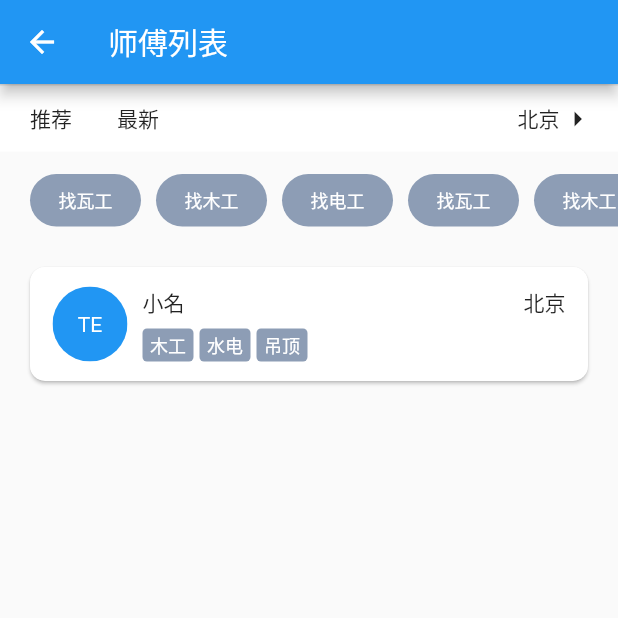
After one commit to susuyan/FindCraft, a Flutter app: the CraftListPage screen opened by its route, on a phone screen of 412 x 824 dp, the top half of it. The commit adds this screen. Run offline on Flutter 3.47's test engine with Material 2 defaults, Android fonts, the phone set to English and light mode, and no system bars; our stand-ins replace bloc, dio, equatable, fluro, flutter_screenutil; missing offline and left inert: dart:ffi; statements that could not run were skipped.

Commit message:
update page

```diff
--- /dev/null
+++ b/lib/pages/craft_list_page.dart
@@ -0,0 +1,69 @@
+import 'package:find_craft/common/common_style.dart';
+import 'package:find_craft/widgets/craft_cell.dart';
+import 'package:find_craft/widgets/filtration_header.dart';
+import 'package:flutter/material.dart';
+
+class CraftListPage extends StatefulWidget {
+  CraftListPage({Key key}) : super(key: key);
+
+  @override
+  _CraftListPageState createState() => _CraftListPageState();
+}
+
+class _CraftListPageState extends State<CraftListPage> {
+  @override
+  Widget build(BuildContext context) {
+    return Scaffold(
+      appBar: AppBar(
+        title: Text('师傅列表'),
+      ),
+      body: Column(
+        mainAxisAlignment: MainAxisAlignment.center,
+        children: <Widget>[
+          FiltrationHeader(),
+          CraftCategoryView(['找瓦工','找木工','找电工','找瓦工','找木工','找电工']),
+          Expanded(
+            child: ListView(
+              children: <Widget>[CraftCell()],
+            ),
+          )
+        ],
+      ),
+    );
+  }
+}
+
+class CraftCategoryView extends StatefulWidget {
+  const CraftCategoryView(this.categories, {Key key}) : super(key: key);
+  final List<String> categories;
+
+  @override
+  _CraftCategoryViewState createState() => _CraftCategoryViewState();
+}
+
+class _CraftCategoryViewState extends State<CraftCategoryView> {
+  @override
+  Widget build(BuildContext context) {
+    return Container(
+      height: 65,
+      padding: EdgeInsets.only(top: 15,bottom: 15,left: 10),
+      child: ListView(
+        scrollDirection: Axis.horizontal,
+        children: this.widget.categories.map<Widget>((item) {
+          return Container(
+            margin: EdgeInsets.only(left: 10),
+            constraints: BoxConstraints(minWidth: 74, minHeight: 35),
+            decoration: BoxDecoration(
+                color: Color(0xFF8D9DB5),
+                borderRadius: BorderRadius.circular(20)),
+            alignment: Alignment.center,
+            child: Text(
+              item,
+              style: CommonStyle.white12,
+            ),
+          );
+        }).toList(),
+      ),
+    );
+  }
+}
--- a/lib/pages/home_page.dart
+++ b/lib/pages/home_page.dart
@@ -3,7 +3,7 @@ import 'dart:ui';
 import 'package:find_craft/application.dart';
 import 'package:find_craft/common/common_style.dart';
 import 'package:find_craft/route/routes.dart';
-import 'package:find_craft/widgets/avatar.dart';
+import 'package:find_craft/widgets/craft_cell.dart';
 import 'package:flutter/material.dart';
 
 class HomePage extends StatefulWidget {
@@ -84,7 +84,10 @@ class _HomePageState extends State<HomePage> {
                 ),
                 OrderItem(),
                 MoreHeaderView(
-                  title: '师傅',
+                  title: '师傅列表',
+                  morePressed: (){
+                    Application.router.navigateTo(context, Routes.workerList);
+                  },
                 ),
                 CraftCell(),
               ],
@@ -188,64 +191,7 @@ class _OrderItemState extends State<OrderItem> {
   }
 }
 
-class CraftCell extends StatefulWidget {
-  @override
-  _CraftCellState createState() => _CraftCellState();
-}
 
-class _CraftCellState extends State<CraftCell> {
-  @override
-  Widget build(BuildContext context) {
-    return Container(
-      height: 100,
-      child: Card(
-        shape: RoundedRectangleBorder(
-          borderRadius: BorderRadius.circular(10),
-        ),
-        margin: EdgeInsets.only(top: 12, left: 20, right: 20, bottom: 12),
-        child: Padding(
-          padding: EdgeInsets.only(left: 15, right: 15, top: 13, bottom: 13),
-          child: Row(
-            mainAxisAlignment: MainAxisAlignment.start,
-            children: <Widget>[
-              FLAvatar(
-                height: 50,
-                width: 50,
-                radius: 25,
-                color: Colors.blue,
-                text: 'TE',
-                textStyle: TextStyle(color: Colors.white),
-              ),
-              SizedBox(
-                width: 10,
-              ),
-              Expanded(
-                child: Column(
-                  crossAxisAlignment: CrossAxisAlignment.start,
-                  children: <Widget>[
-                    Text('小名'),
-                    Expanded(
-                      child: Container(
-                        alignment: Alignment.bottomLeft,
-                        child: CraftTags(
-                          tags: ['木工', '水电', '吊顶'],
-                        ),
-                      ),
-                    )
-                  ],
-                ),
-              ),
-              Align(
-                alignment: Alignment.topRight,
-                child: Text('北京'),
-              )
-            ],
-          ),
-        ),
-      ),
-    );
-  }
-}
 
 class RecommendTags extends StatelessWidget {
   const RecommendTags({this.tags, Key key}) : super(key: key);
@@ -291,27 +237,3 @@ class RecommendTags extends StatelessWidget {
     );
   }
 }
-
-class CraftTags extends StatelessWidget {
-  const CraftTags({Key key, this.tags}) : super(key: key);
-
-  final List<String> tags;
-
-  @override
-  Widget build(BuildContext context) {
-    return Wrap(
-      spacing: 4,
-      children: tags.map<Widget>((tag) {
-        return Container(
-          padding: EdgeInsets.fromLTRB(5, 2, 5, 2),
-          decoration: BoxDecoration(
-              color: Color(0xFF8D9DB5), borderRadius: BorderRadius.circular(3)),
-          child: Text(
-            '$tag',
-            style: TextStyle(color: Colors.white, fontSize: 12),
-          ),
-        );
-      }).toList(),
-    );
-  }
-}
--- a/lib/pages/main_page.dart
+++ b/lib/pages/main_page.dart
@@ -55,15 +55,6 @@ class _MainPageState extends State<MainPage> {
   }
 }
 
-class RedeemConfirmationScreen extends StatelessWidget {
-  @override
-  Widget build(BuildContext context) {
-    return Scaffold(
-      backgroundColor: Colors.white.withOpacity(
-          0.85), // this is the main reason of transparency at next screen. I am ignoring rest implementation but what i have achieved is you can see.
-    );
-  }
-}
 
 class BlurImagePage extends StatefulWidget {
   @override
--- a/lib/route/route_handles.dart
+++ b/lib/route/route_handles.dart
@@ -2,6 +2,7 @@ import 'package:find_craft/pages/home_page.dart';
 import 'package:find_craft/pages/main_page.dart';
 import 'package:find_craft/pages/requirements_page.dart';
 import 'package:find_craft/pages/select_city_page.dart';
+import 'package:find_craft/pages/craft_list_page.dart';
 import 'package:find_craft/pages/worker_publish_page.dart';
 import 'package:fluro/fluro.dart';
 import 'package:flutter/material.dart';
@@ -30,3 +31,8 @@ var requirementsHandler =
     Handler(handlerFunc: (BuildContext, Map<String, List<String>> params) {
   return RequirementsPage();
 });
+
+var workerListHandler =
+    Handler(handlerFunc: (BuildContext, Map<String, List<String>> params) {
+  return CraftListPage();
+});
--- a/lib/route/routes.dart
+++ b/lib/route/routes.dart
@@ -11,6 +11,7 @@ class Routes {
   static const ownerPublish = '/wonerPublish';
   static const selectCity = '/select_City';
   static const requirements = '/requirements';
+  static const workerList= '/worker_list';
 
   static void configureRoutes(Router router) {
     router.notFoundHandler = Handler(
@@ -27,5 +28,7 @@ class Routes {
     router.define(selectCity, handler: selectCityHandler);
 
     router.define(requirements, handler: requirementsHandler);
+
+    router.define(workerList, handler: workerListHandler);
   }
 }
--- /dev/null
+++ b/lib/widgets/craft_cell.dart
@@ -0,0 +1,63 @@
+import 'package:flutter/material.dart';
+
+import 'avatar.dart';
+import 'craft_tag_view.dart';
+
+class CraftCell extends StatefulWidget {
+  @override
+  _CraftCellState createState() => _CraftCellState();
+}
+
+class _CraftCellState extends State<CraftCell> {
+  @override
+  Widget build(BuildContext context) {
+    return Container(
+      height: 100,
+      child: Card(
+        shape: RoundedRectangleBorder(
+          borderRadius: BorderRadius.circular(10),
+        ),
+        margin: EdgeInsets.only(top: 12, left: 20, right: 20, bottom: 12),
+        child: Padding(
+          padding: EdgeInsets.only(left: 15, right: 15, top: 13, bottom: 13),
+          child: Row(
+            mainAxisAlignment: MainAxisAlignment.start,
+            children: <Widget>[
+              FLAvatar(
+                height: 50,
+                width: 50,
+                radius: 25,
+                color: Colors.blue,
+                text: 'TE',
+                textStyle: TextStyle(color: Colors.white),
+              ),
+              SizedBox(
+                width: 10,
+              ),
+              Expanded(
+                child: Column(
+                  crossAxisAlignment: CrossAxisAlignment.start,
+                  children: <Widget>[
+                    Text('小名'),
+                    Expanded(
+                      child: Container(
+                        alignment: Alignment.bottomLeft,
+                        child: CraftTagsView(
+                          tags: ['木工', '水电', '吊顶'],
+                        ),
+                      ),
+                    )
+                  ],
+                ),
+              ),
+              Align(
+                alignment: Alignment.topRight,
+                child: Text('北京'),
+              )
+            ],
+          ),
+        ),
+      ),
+    );
+  }
+}
--- /dev/null
+++ b/lib/widgets/craft_tag_view.dart
@@ -0,0 +1,26 @@
+import 'package:flutter/material.dart';
+
+/// 师傅技能标签
+class CraftTagsView extends StatelessWidget {
+  const CraftTagsView({Key key, this.tags}) : super(key: key);
+
+  final List<String> tags;
+
+  @override
+  Widget build(BuildContext context) {
+    return Wrap(
+      spacing: 4,
+      children: tags.map<Widget>((tag) {
+        return Container(
+          padding: EdgeInsets.fromLTRB(5, 2, 5, 2),
+          decoration: BoxDecoration(
+              color: Color(0xFF8D9DB5), borderRadius: BorderRadius.circular(3)),
+          child: Text(
+            '$tag',
+            style: TextStyle(color: Colors.white, fontSize: 12),
+          ),
+        );
+      }).toList(),
+    );
+  }
+}
```
